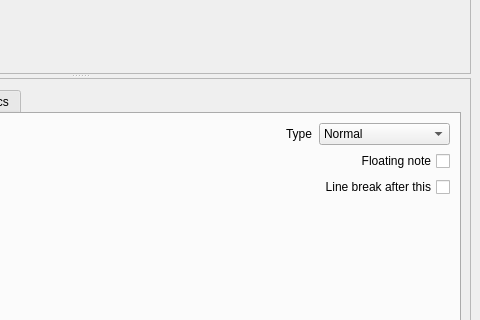
Above: editor.ui from performous/composer before the change; both pictures show x 320 to 800 and y 191 to 511 of the 800 by 600 pixel window. Below: the same form after it.
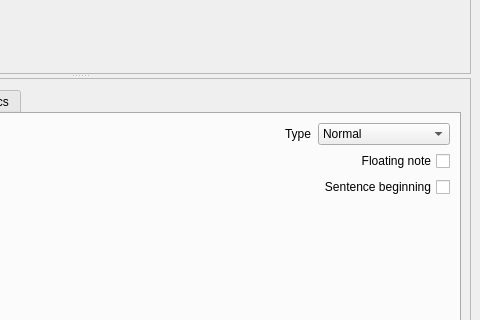
That is the form after the change.

Commit message: Fix line break check box text.

The edit to the form file:
```diff
--- a/editor.ui
+++ b/editor.ui
@@ -179,7 +179,7 @@
                <enum>Qt::RightToLeft</enum>
               </property>
               <property name="text">
-               <string>Line break after this</string>
+               <string>Sentence beginning</string>
               </property>
              </widget>
             </item>
```
